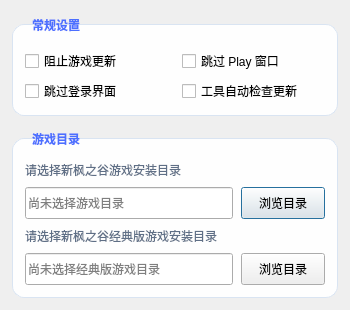
Qt form resources/ui/Ui_Config.ui (starmcc/qs-beanfun-5) before a commit.
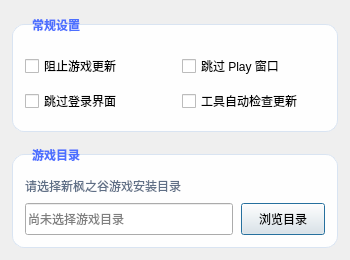
The same form after that commit.

Commit message: 更新使用NGM启动游戏

```diff
--- a/resources/ui/Ui_Config.ui
+++ b/resources/ui/Ui_Config.ui
@@ -7,7 +7,7 @@
     <x>0</x>
     <y>0</y>
     <width>350</width>
-    <height>310</height>
+    <height>260</height>
    </rect>
   </property>
   <property name="sizePolicy">
@@ -19,13 +19,13 @@
   <property name="minimumSize">
    <size>
     <width>350</width>
-    <height>310</height>
+    <height>260</height>
    </size>
   </property>
   <property name="maximumSize">
    <size>
     <width>350</width>
-    <height>310</height>
+    <height>260</height>
    </size>
   </property>
   <property name="windowTitle">
@@ -217,76 +217,6 @@
         </item>
        </layout>
       </item>
-      <item>
-       <widget class="QLabel" name="label_classicPathHint">
-        <property name="styleSheet">
-         <string notr="true">color: #5f6f86; font: 8.5pt "Microsoft YaHei UI";</string>
-        </property>
-        <property name="text">
-         <string>请选择新枫之谷经典版游戏安装目录</string>
-        </property>
-        <property name="wordWrap">
-         <bool>true</bool>
-        </property>
-       </widget>
-      </item>
-      <item>
-       <layout class="QHBoxLayout" name="horizontalLayout_classic" stretch="5,2">
-        <property name="spacing">
-         <number>8</number>
-        </property>
-        <property name="leftMargin">
-         <number>0</number>
-        </property>
-        <property name="topMargin">
-         <number>0</number>
-        </property>
-        <property name="rightMargin">
-         <number>0</number>
-        </property>
-        <property name="bottomMargin">
-         <number>0</number>
-        </property>
-        <item>
-         <widget class="QLineEdit" name="lineEdit_classicPath">
-          <property name="minimumSize">
-           <size>
-            <width>0</width>
-            <height>32</height>
-           </size>
-          </property>
-          <property name="readOnly">
-           <bool>true</bool>
-          </property>
-          <property name="placeholderText">
-           <string>尚未选择经典版游戏目录</string>
-          </property>
-         </widget>
-        </item>
-        <item>
-         <widget class="QPushButton" name="pushButton_classicPath">
-          <property name="minimumSize">
-           <size>
-            <width>84</width>
-            <height>32</height>
-           </size>
-          </property>
-          <property name="maximumSize">
-           <size>
-            <width>108</width>
-            <height>16777215</height>
-           </size>
-          </property>
-          <property name="cursor">
-           <cursorShape>PointingHandCursor</cursorShape>
-          </property>
-          <property name="text">
-           <string>浏览目录</string>
-          </property>
-         </widget>
-        </item>
-       </layout>
-      </item>
      </layout>
     </widget>
    </item>
```
The commit also changes 4 other files.
